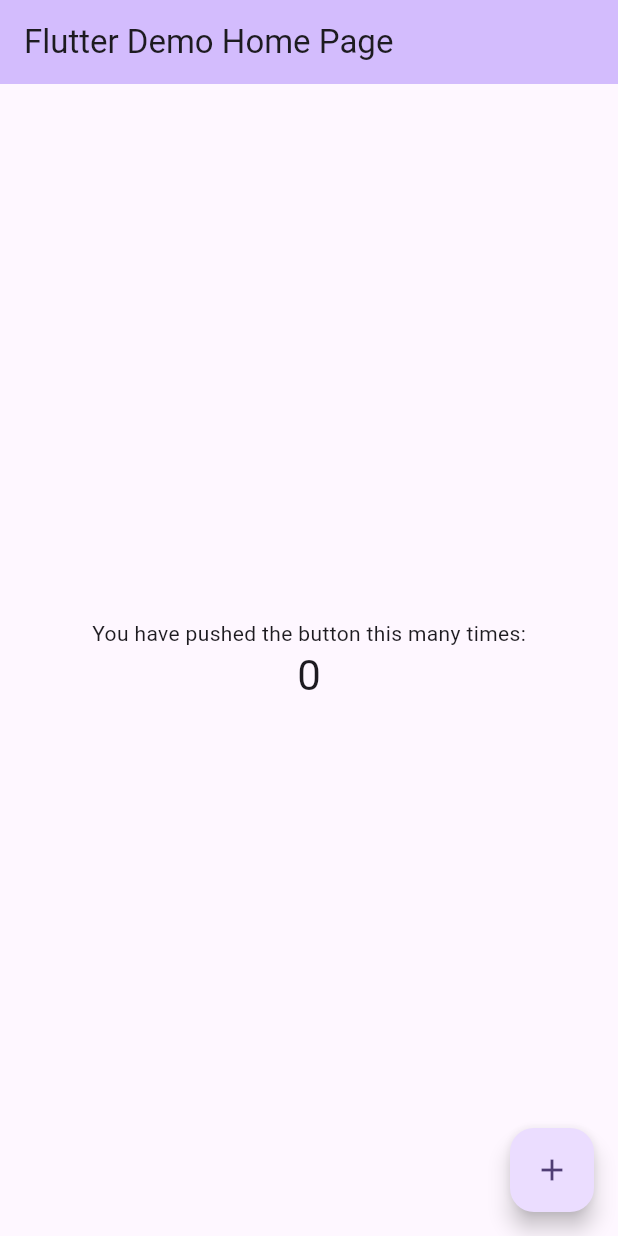
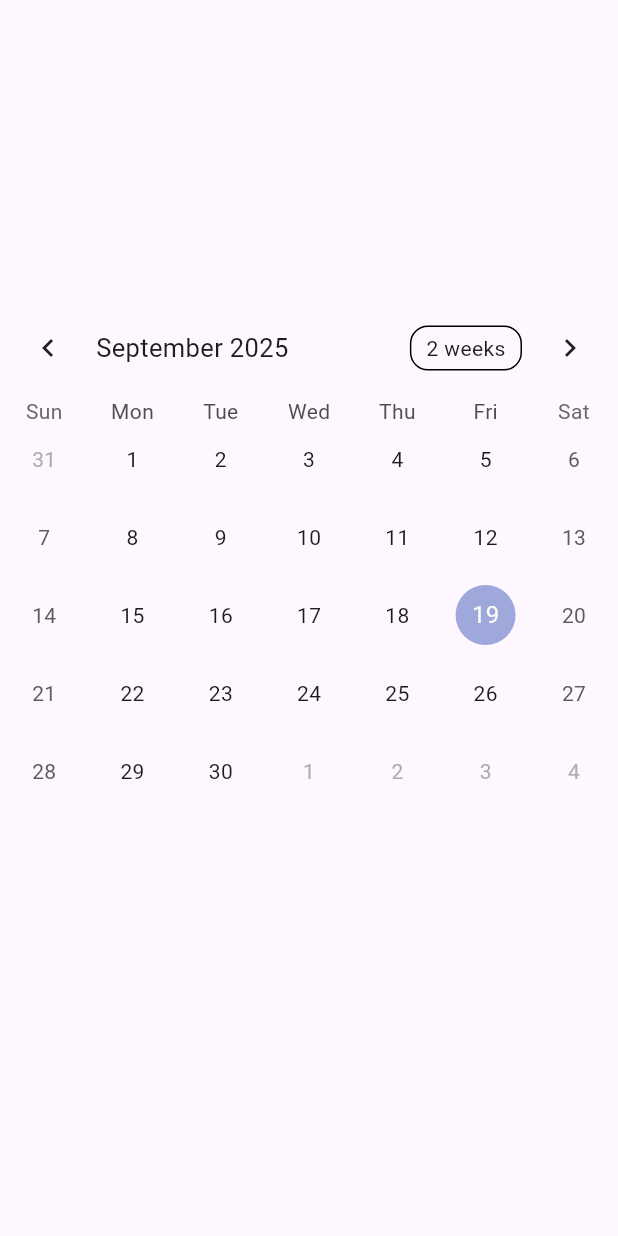
Before and after one commit to LoulouTBC/30_Day_challenge, a Flutter app: the screen it shows after launch, on a phone screen of 412 x 824 dp. Run offline on Flutter 3.47's test engine with Material 3 defaults, Android fonts, the phone set to English and light mode, and no system bars; drawn by our look-alikes of table_calendar.

Commit message:
progress screen_1

```diff
--- /dev/null
+++ b/lib/features/progress_calendar/ui/progress_calendar_screen.dart
@@ -0,0 +1,81 @@
+import 'package:flutter/material.dart';
+import 'package:table_calendar/table_calendar.dart';
+
+class GlobalCalendar extends StatefulWidget {
+  const GlobalCalendar({super.key});
+
+  @override
+  State<GlobalCalendar> createState() => _GlobalCalendarState();
+}
+
+class _GlobalCalendarState extends State<GlobalCalendar> {
+  CalendarFormat _calendarFormat = CalendarFormat.month;
+  DateTime _focusedDay = DateTime.now();
+  DateTime? _selectedDay;
+  DateTime? _rangeStart;
+  DateTime? _rangeEnd;
+
+  var selectedDayes = [];
+
+  @override
+  Widget build(BuildContext context) {
+    return Scaffold(
+      // body: Container(color: Colors.red, height: 100, width: 100),
+      body: Column(
+        children: [
+          SizedBox(height: 200),
+          TableCalendar(
+            firstDay: DateTime.utc(2010, 10, 16),
+            lastDay: DateTime.utc(2030, 3, 14),
+            focusedDay: _focusedDay,
+            calendarFormat: _calendarFormat,
+            rangeStartDay: _rangeStart,
+            rangeEndDay: _rangeEnd,
+            onRangeSelected: (start, end, focusedDay) => {
+              DateTime.utc(2025, 9, 5),
+              DateTime.utc(2025, 9, 5),
+              setState(() {
+  _rangeStart = start;
+  _rangeEnd = end;
+});
+            },
+            selectedDayPredicate: (day) {
+              // Use `selectedDayPredicate` to determine which day is currently selected.
+              // If this returns true, then `day` will be marked as selected.
+
+              // Using `isSameDay` is recommended to disregard
+              // the time-part of compared DateTime objects.
+              return isSameDay(_selectedDay, day);
+            },
+            onDaySelected: (selectedDay, focusedDay) {
+              if (!isSameDay(_selectedDay, selectedDay)) {
+                // Call `setState()` when updating the selected day
+                setState(() {
+                  _selectedDay = selectedDay;
+                  _focusedDay = focusedDay;
+                });
+              }
+                if (_rangeStart != null && _rangeEnd != null) {
+    return day.isAfter(_rangeStart!.subtract(const Duration(days: 1))) &&
+           day.isBefore(_rangeEnd!.add(const Duration(days: 1)));
+  }
+
+            },
+            onFormatChanged: (format) {
+              if (_calendarFormat != format) {
+                // Call `setState()` when updating calendar format
+                setState(() {
+                  _calendarFormat = format;
+                });
+              }
+            },
+            onPageChanged: (focusedDay) {
+              // No need to call `setState()` here
+              _focusedDay = focusedDay;
+            },
+          ),
+        ],
+      ),
+    );
+  }
+}
--- a/lib/main.dart
+++ b/lib/main.dart
@@ -1,3 +1,4 @@
+import 'package:challenges_app/features/progress_calendar/ui/progress_calendar_screen.dart';
 import 'package:flutter/material.dart';
 
 void main() {
@@ -7,116 +8,13 @@ void main() {
 class MyApp extends StatelessWidget {
   const MyApp({super.key});
 
-  // This widget is the root of your application.
   @override
   Widget build(BuildContext context) {
     return MaterialApp(
-      title: 'Flutter Demo',
-      theme: ThemeData(
-        // This is the theme of your application.
-        //
-        // TRY THIS: Try running your application with "flutter run". You'll see
-        // the application has a purple toolbar. Then, without quitting the app,
-        // try changing the seedColor in the colorScheme below to Colors.green
-        // and then invoke "hot reload" (save your changes or press the "hot
-        // reload" button in a Flutter-supported IDE, or press "r" if you used
-        // the command line to start the app).
-        //
-        // Notice that the counter didn't reset back to zero; the application
-        // state is not lost during the reload. To reset the state, use hot
-        // restart instead.
-        //
-        // This works for code too, not just values: Most code changes can be
-        // tested with just a hot reload.
-        colorScheme: ColorScheme.fromSeed(seedColor: Colors.deepPurple),
-      ),
-      home: const MyHomePage(title: 'Flutter Demo Home Page'),
+      debugShowCheckedModeBanner: false,
+      title: "Calendar App",
+      theme: ThemeData.light(),
+      home:  GlobalCalendar(),
     );
   }
 }
-
-class MyHomePage extends StatefulWidget {
-  const MyHomePage({super.key, required this.title});
-
-  // This widget is the home page of your application. It is stateful, meaning
-  // that it has a State object (defined below) that contains fields that affect
-  // how it looks.
-
-  // This class is the configuration for the state. It holds the values (in this
-  // case the title) provided by the parent (in this case the App widget) and
-  // used by the build method of the State. Fields in a Widget subclass are
-  // always marked "final".
-
-  final String title;
-
-  @override
-  State<MyHomePage> createState() => _MyHomePageState();
-}
-
-class _MyHomePageState extends State<MyHomePage> {
-  int _counter = 0;
-
-  void _incrementCounter() {
-    setState(() {
-      // This call to setState tells the Flutter framework that something has
-      // changed in this State, which causes it to rerun the build method below
-      // so that the display can reflect the updated values. If we changed
-      // _counter without calling setState(), then the build method would not be
-      // called again, and so nothing would appear to happen.
-      _counter++;
-    });
-  }
-
-  @override
-  Widget build(BuildContext context) {
-    // This method is rerun every time setState is called, for instance as done
-    // by the _incrementCounter method above.
-    //
-    // The Flutter framework has been optimized to make rerunning build methods
-    // fast, so that you can just rebuild anything that needs updating rather
-    // than having to individually change instances of widgets.
-    return Scaffold(
-      appBar: AppBar(
-        // TRY THIS: Try changing the color here to a specific color (to
-        // Colors.amber, perhaps?) and trigger a hot reload to see the AppBar
-        // change color while the other colors stay the same.
-        backgroundColor: Theme.of(context).colorScheme.inversePrimary,
-        // Here we take the value from the MyHomePage object that was created by
-        // the App.build method, and use it to set our appbar title.
-        title: Text(widget.title),
-      ),
-      body: Center(
-        // Center is a layout widget. It takes a single child and positions it
-        // in the middle of the parent.
-        child: Column(
-          // Column is also a layout widget. It takes a list of children and
-          // arranges them vertically. By default, it sizes itself to fit its
-          // children horizontally, and tries to be as tall as its parent.
-          //
-          // Column has various properties to control how it sizes itself and
-          // how it positions its children. Here we use mainAxisAlignment to
-          // center the children vertically; the main axis here is the vertical
-          // axis because Columns are vertical (the cross axis would be
-          // horizontal).
-          //
-          // TRY THIS: Invoke "debug painting" (choose the "Toggle Debug Paint"
-          // action in the IDE, or press "p" in the console), to see the
-          // wireframe for each widget.
-          mainAxisAlignment: MainAxisAlignment.center,
-          children: <Widget>[
-            const Text('You have pushed the button this many times:'),
-            Text(
-              '$_counter',
-              style: Theme.of(context).textTheme.headlineMedium,
-            ),
-          ],
-        ),
-      ),
-      floatingActionButton: FloatingActionButton(
-        onPressed: _incrementCounter,
-        tooltip: 'Increment',
-        child: const Icon(Icons.add),
-      ), // This trailing comma makes auto-formatting nicer for build methods.
-    );
-  }
-}
--- a/pubspec.yaml
+++ b/pubspec.yaml
@@ -35,6 +35,7 @@ dependencies:
   # Use with the CupertinoIcons class for iOS style icons.
   cupertino_icons: ^1.0.8
   flutter_native_splash:
+  table_calendar:
 
 dev_dependencies:
   flutter_test:
```
Also changed, not shown: lib/features/home/UI/home.dart (deleted, +0 -10 lines), pubspec.lock, 1 other file.
